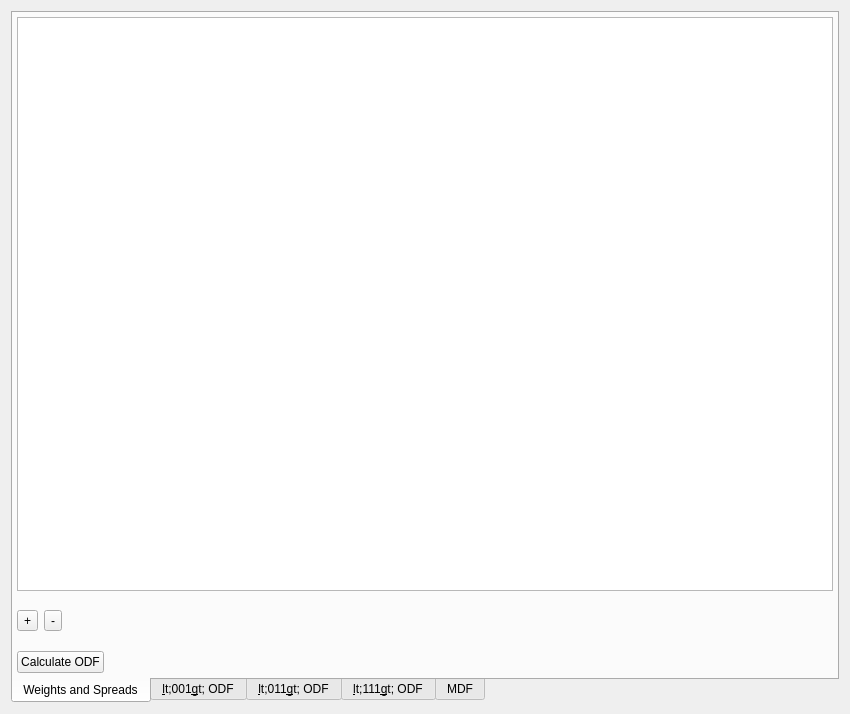
Above: Source/StatsGenerator/UI_Files/StatsGenODFWidget.ui from BlueQuartzSoftware/DREAM3D before the change. Below: the same form after it.
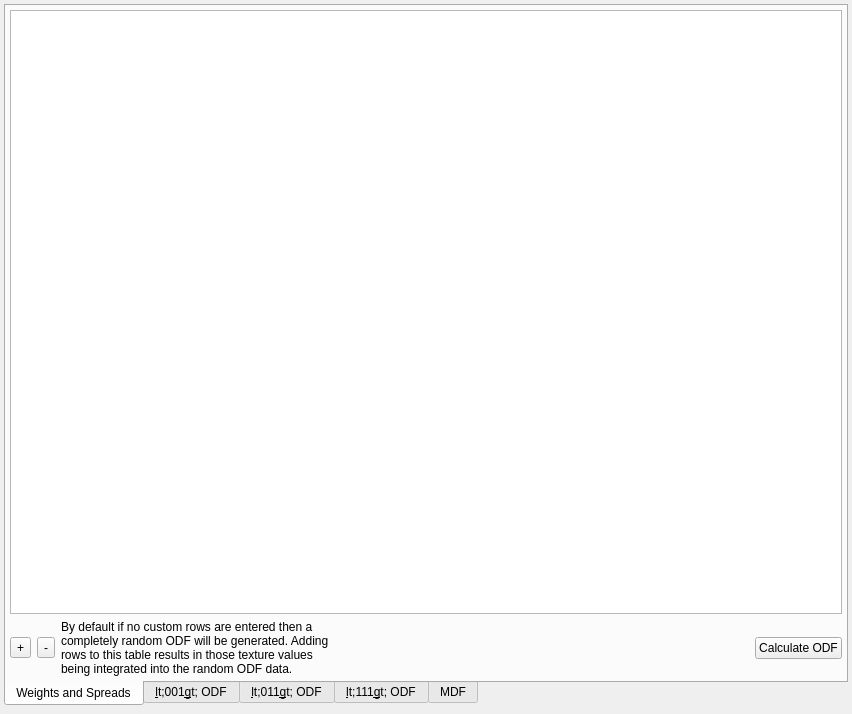
That is the form after the change. Custom widgets are drawn as their Qt base class.

Commit message: Implementing the deleting of an ODF texture entry from the ODF texture table. Adding some descriptive text to some of the User Interfaces to help the user understand what to do in each of the UIs

What changed in the file:
```diff
--- a/Source/StatsGenerator/UI_Files/StatsGenODFWidget.ui
+++ b/Source/StatsGenerator/UI_Files/StatsGenODFWidget.ui
@@ -6,7 +6,7 @@
    <rect>
     <x>0</x>
     <y>0</y>
-    <width>850</width>
+    <width>852</width>
     <height>714</height>
    </rect>
   </property>
@@ -14,6 +14,21 @@
    <string>Form</string>
   </property>
   <layout class="QVBoxLayout" name="verticalLayout_2">
+   <property name="spacing">
+    <number>6</number>
+   </property>
+   <property name="leftMargin">
+    <number>4</number>
+   </property>
+   <property name="topMargin">
+    <number>4</number>
+   </property>
+   <property name="rightMargin">
+    <number>4</number>
+   </property>
+   <property name="bottomMargin">
+    <number>8</number>
+   </property>
    <item>
     <widget class="QTabWidget" name="tabWidget">
      <property name="tabPosition">
@@ -50,7 +65,7 @@
         </widget>
        </item>
        <item row="1" column="0">
-        <layout class="QHBoxLayout" name="horizontalLayout_4" stretch="0,0,0">
+        <layout class="QHBoxLayout" name="horizontalLayout_4" stretch="0,0,0,0,0">
          <property name="sizeConstraint">
           <enum>QLayout::SetMinAndMaxSize</enum>
          </property>
@@ -68,6 +83,16 @@
            </property>
           </widget>
          </item>
+         <item>
+          <widget class="QLabel" name="label_2">
+           <property name="text">
+            <string>By default if no custom rows are entered then a completely random ODF will be generated. Adding rows to this table results in those texture values being integrated into the random ODF data.</string>
+           </property>
+           <property name="wordWrap">
+            <bool>true</bool>
+           </property>
+          </widget>
+         </item>
          <item>
           <spacer name="horizontalSpacer_2">
            <property name="orientation">
@@ -81,10 +106,6 @@
            </property>
           </spacer>
          </item>
-        </layout>
-       </item>
-       <item row="2" column="0">
-        <layout class="QHBoxLayout" name="horizontalLayout">
          <item>
           <widget class="QPushButton" name="m_CalculateODFBtn">
            <property name="text">
@@ -92,19 +113,6 @@
            </property>
           </widget>
          </item>
-         <item>
-          <spacer name="horizontalSpacer">
-           <property name="orientation">
-            <enum>Qt::Horizontal</enum>
-           </property>
-           <property name="sizeHint" stdset="0">
-            <size>
-             <width>40</width>
-             <height>20</height>
-            </size>
-           </property>
-          </spacer>
-         </item>
         </layout>
        </item>
       </layout>
```
Left out of the diff: 4 changed lines with no effect on the pictures. The commit also changes 4 other files.
